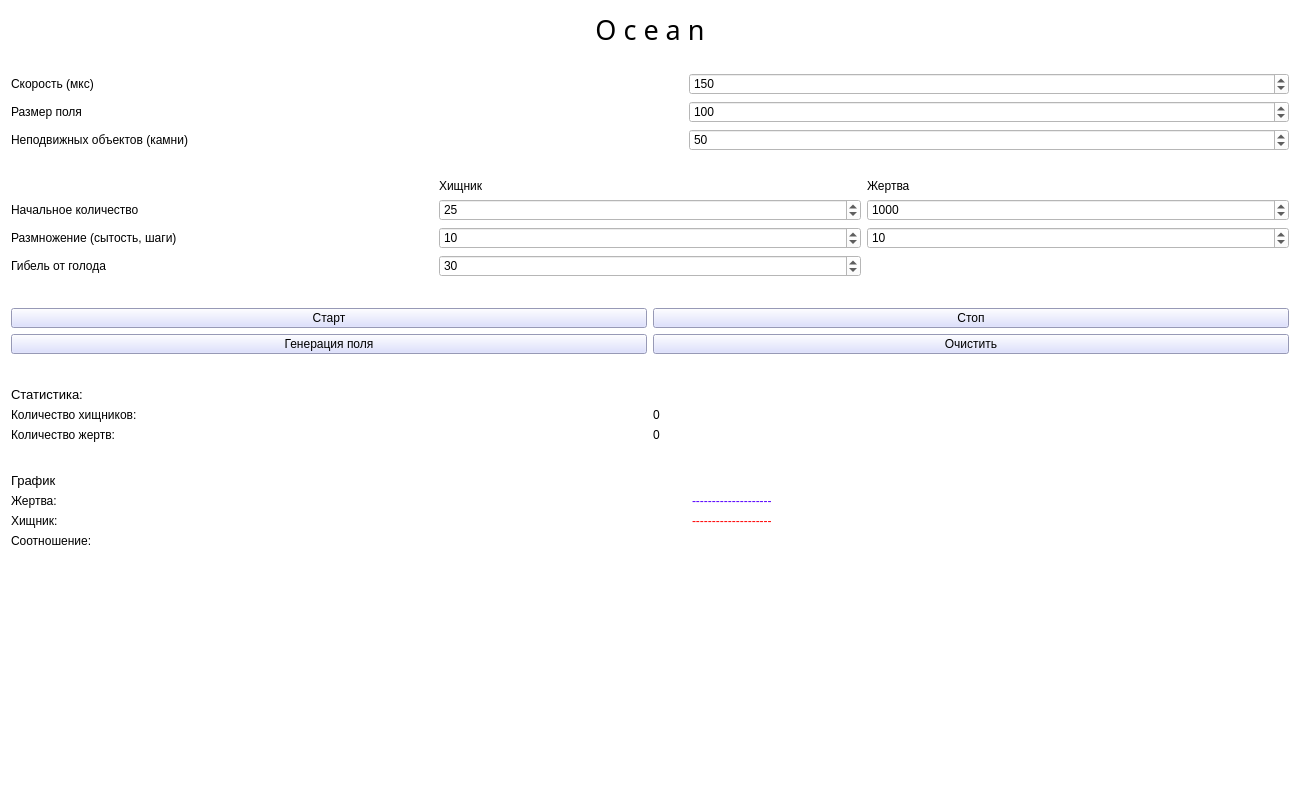
Above: ocean.ui from MarioCode/Ocean before the change. Below: the same form after it.
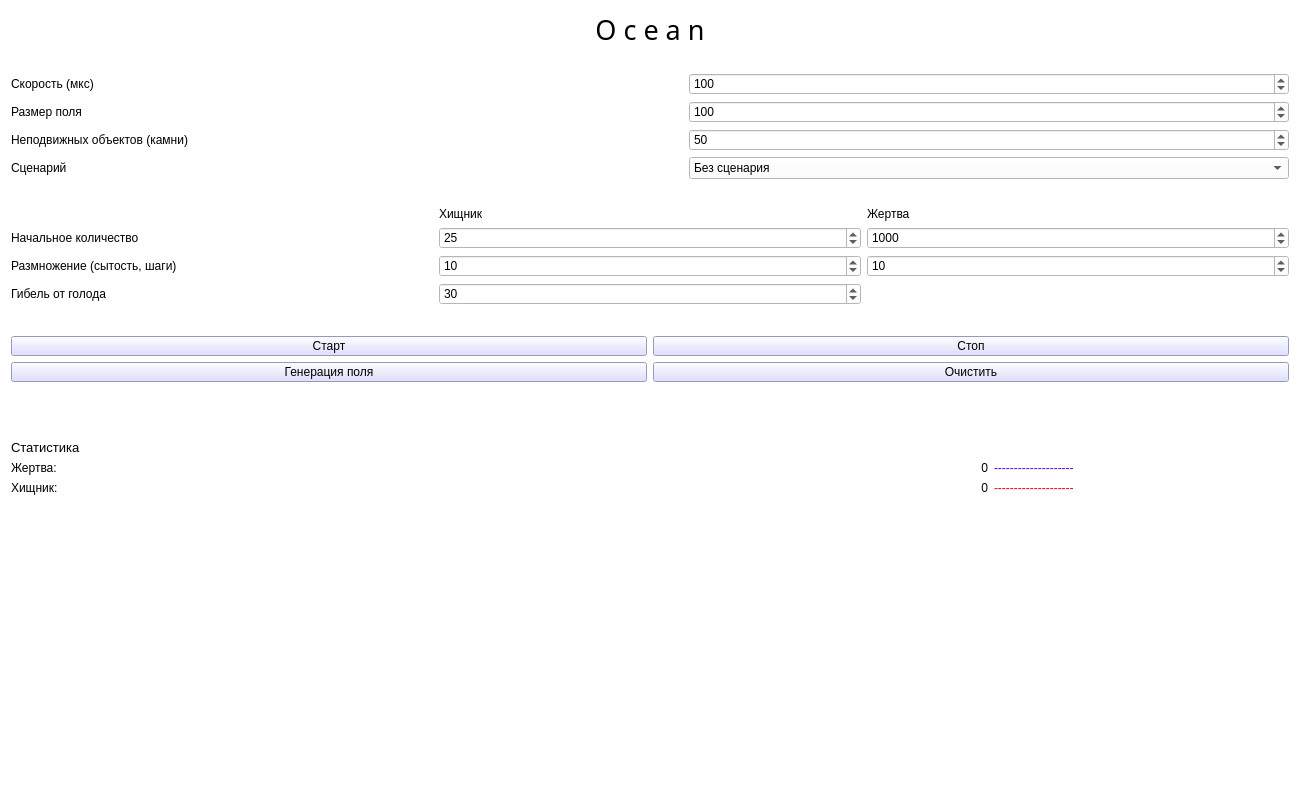
That is the form after the change. Custom widgets are drawn as their Qt base class.

```diff
--- a/ocean.ui
+++ b/ocean.ui
@@ -72,19 +72,6 @@
             </property>
            </widget>
           </item>
-          <item row="0" column="1">
-           <widget class="QSpinBox" name="UpTimeBox">
-            <property name="minimum">
-             <number>10</number>
-            </property>
-            <property name="maximum">
-             <number>5000</number>
-            </property>
-            <property name="value">
-             <number>150</number>
-            </property>
-           </widget>
-          </item>
           <item row="1" column="1">
            <widget class="QSpinBox" name="SizeFieldBox">
             <property name="minimum">
@@ -122,6 +109,74 @@
             </property>
            </widget>
           </item>
+          <item row="2" column="0">
+           <widget class="QLabel" name="label_13">
+            <property name="text">
+             <string>Неподвижных объектов (камни)</string>
+            </property>
+           </widget>
+          </item>
+          <item row="0" column="0">
+           <widget class="QLabel" name="UpTimeLabel">
+            <property name="text">
+             <string>Скорость (мкс)</string>
+            </property>
+           </widget>
+          </item>
+          <item row="3" column="1">
+           <widget class="QComboBox" name="comboBox">
+            <item>
+             <property name="text">
+              <string>Без сценария</string>
+             </property>
+            </item>
+            <item>
+             <property name="text">
+              <string>Лабиринт</string>
+             </property>
+            </item>
+            <item>
+             <property name="text">
+              <string>Осциллятор</string>
+             </property>
+            </item>
+            <item>
+             <property name="text">
+              <string>--------------</string>
+             </property>
+            </item>
+            <item>
+             <property name="text">
+              <string>Сохранить</string>
+             </property>
+            </item>
+            <item>
+             <property name="text">
+              <string>Загрузить</string>
+             </property>
+            </item>
+           </widget>
+          </item>
+          <item row="0" column="1">
+           <widget class="QSpinBox" name="UpTimeBox">
+            <property name="minimum">
+             <number>10</number>
+            </property>
+            <property name="maximum">
+             <number>300</number>
+            </property>
+            <property name="value">
+             <number>100</number>
+            </property>
+           </widget>
+          </item>
+          <item row="3" column="0">
+           <widget class="QLabel" name="label_14">
+            <property name="text">
+             <string>Сценарий</string>
+            </property>
+           </widget>
+          </item>
          </layout>
         </item>
         <item>
@@ -132,7 +187,7 @@
           <item row="2" column="1">
            <widget class="QSpinBox" name="Amount_Predators">
             <property name="maximum">
-             <number>5000</number>
+             <number>10000</number>
             </property>
             <property name="value">
              <number>25</number>
@@ -142,7 +197,7 @@
           <item row="2" column="2">
            <widget class="QSpinBox" name="Amount_Victims">
             <property name="maximum">
-             <number>5000</number>
+             <number>10000</number>
             </property>
             <property name="value">
              <number>1000</number>
@@ -282,46 +337,6 @@
           <property name="topMargin">
            <number>27</number>
           </property>
-          <item row="3" column="1">
-           <widget class="QLabel" name="countVictims">
-            <property name="text">
-             <string>0</string>
-            </property>
-           </widget>
-          </item>
-          <item row="1" column="1">
-           <widget class="QLabel" name="countPredators">
-            <property name="text">
-             <string>0</string>
-            </property>
-           </widget>
-          </item>
-          <item row="3" column="0">
-           <widget class="QLabel" name="label_6">
-            <property name="text">
-             <string>Количество жертв:</string>
-            </property>
-           </widget>
-          </item>
-          <item row="0" column="0">
-           <widget class="QLabel" name="label_5">
-            <property name="font">
-             <font>
-              <pointsize>10</pointsize>
-             </font>
-            </property>
-            <property name="text">
-             <string>Статистика:</string>
-            </property>
-           </widget>
-          </item>
-          <item row="1" column="0">
-           <widget class="QLabel" name="label_7">
-            <property name="text">
-             <string>Количество хищников:</string>
-            </property>
-           </widget>
-          </item>
          </layout>
         </item>
         <item>
@@ -348,7 +363,7 @@
            </font>
           </property>
           <property name="text">
-           <string>График </string>
+           <string>Статистика</string>
           </property>
          </widget>
         </item>
@@ -357,6 +372,54 @@
           <property name="horizontalSpacing">
            <number>83</number>
           </property>
+          <item row="1" column="1">
+           <layout class="QHBoxLayout" name="horizontalLayout_3">
+            <item>
+             <widget class="QLabel" name="countPredators">
+              <property name="text">
+               <string>0</string>
+              </property>
+              <property name="alignment">
+               <set>Qt::AlignRight|Qt::AlignTrailing|Qt::AlignVCenter</set>
+              </property>
+             </widget>
+            </item>
+            <item>
+             <widget class="QLabel" name="label_11">
+              <property name="styleSheet">
+               <string notr="true">color: rgb(255, 0, 0);</string>
+              </property>
+              <property name="text">
+               <string>--------------------</string>
+              </property>
+             </widget>
+            </item>
+           </layout>
+          </item>
+          <item row="0" column="1">
+           <layout class="QHBoxLayout" name="horizontalLayout_2">
+            <item>
+             <widget class="QLabel" name="countVictims">
+              <property name="text">
+               <string>0</string>
+              </property>
+              <property name="alignment">
+               <set>Qt::AlignRight|Qt::AlignTrailing|Qt::AlignVCenter</set>
+              </property>
+             </widget>
+            </item>
+            <item>
+             <widget class="QLabel" name="label_9">
+              <property name="styleSheet">
+               <string notr="true">color: rgb(85, 0, 255);</string>
+              </property>
+              <property name="text">
+               <string>--------------------</string>
+              </property>
+             </widget>
+            </item>
+           </layout>
+          </item>
           <item row="0" column="0">
            <widget class="QLabel" name="label_8">
             <property name="text">
@@ -364,16 +427,6 @@
             </property>
            </widget>
           </item>
-          <item row="0" column="1">
-           <widget class="QLabel" name="label_9">
-            <property name="styleSheet">
-             <string notr="true">color: rgb(85, 0, 255);</string>
-            </property>
-            <property name="text">
-             <string>--------------------</string>
-            </property>
-           </widget>
-          </item>
           <item row="1" column="0">
            <widget class="QLabel" name="label_10">
             <property name="text">
@@ -381,30 +434,6 @@
             </property>
            </widget>
           </item>
-          <item row="1" column="1">
-           <widget class="QLabel" name="label_11">
-            <property name="styleSheet">
-             <string notr="true">color: rgb(255, 0, 0);</string>
-            </property>
-            <property name="text">
-             <string>--------------------</string>
-            </property>
-           </widget>
-          </item>
-          <item row="2" column="0">
-           <widget class="QLabel" name="label_12">
-            <property name="text">
-             <string>Соотношение:</string>
-            </property>
-           </widget>
-          </item>
-          <item row="2" column="1">
-           <widget class="QLabel" name="sootnosh">
-            <property name="text">
-             <string/>
-            </property>
-           </widget>
-          </item>
          </layout>
         </item>
         <item>
```
Left out of the diff: 18 changed lines with no effect on the pictures.
